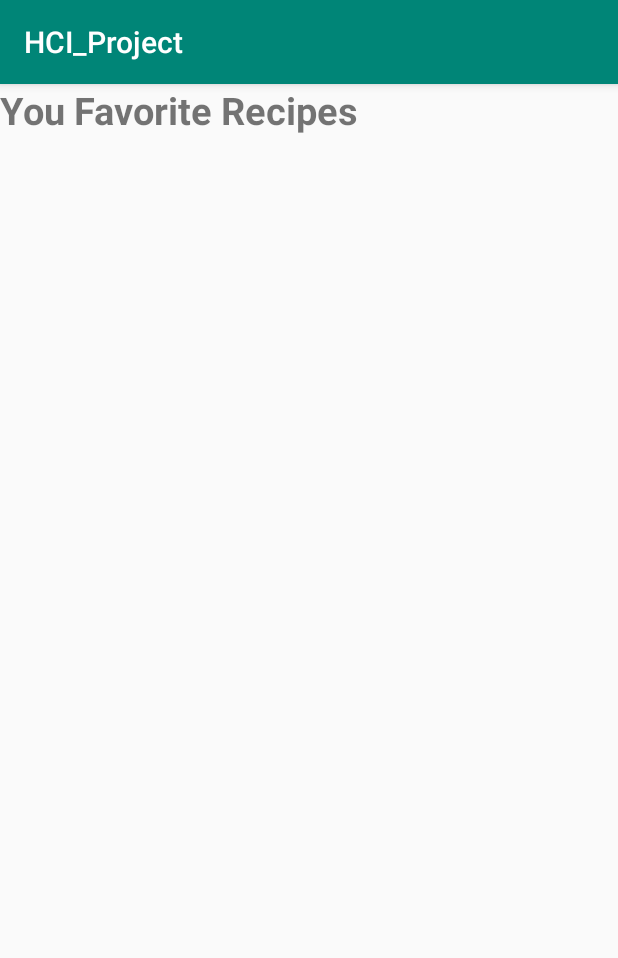
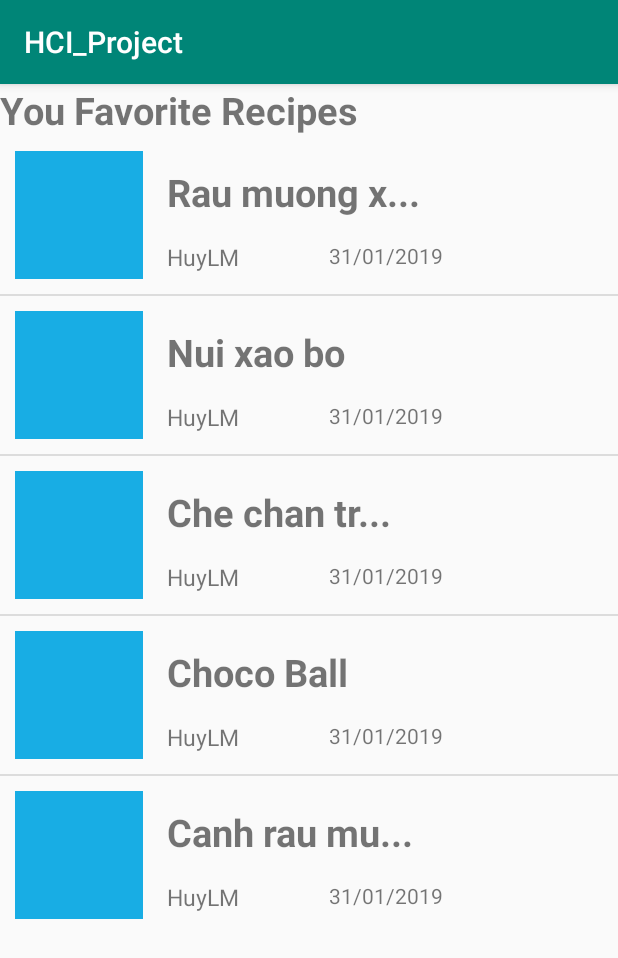
Before and after one commit to Zeristine/HCI_Project, an Android app: the FavoriteActivity screen opened directly, with no data from a screen before it, on a phone screen of 412 x 824 dp. Shown: the top 958 px of the screen. Run offline under Robolectric (Android 15) with nearby library versions, the phone set to English and light mode, and no system bars.

Commit message:
Add recipe data, Favorite Screen

```diff
--- a/HCI_Project/app/src/main/java/day01/huy/hci_project/FavoriteActivity.java
+++ b/HCI_Project/app/src/main/java/day01/huy/hci_project/FavoriteActivity.java
@@ -4,15 +4,34 @@ import android.os.Bundle;
 import android.support.v7.app.AppCompatActivity;
 import android.widget.ListView;
 
+import java.util.ArrayList;
+import java.util.Calendar;
+import java.util.Date;
+import java.util.List;
+
+import day01.huy.hci_project.custom.RecipeAdapter;
+import day01.huy.hci_project.dto.Recipe;
+
 public class FavoriteActivity extends AppCompatActivity {
 
     private ListView lstFavorite;
+    private List<Recipe> recipes;
 
     @Override
     protected void onCreate(Bundle savedInstanceState) {
         super.onCreate(savedInstanceState);
         setContentView(R.layout.activity_favorite);
         lstFavorite = findViewById(R.id.lstFavorite);
+        recipes = new ArrayList<>();
+        Calendar calendar = Calendar.getInstance();
+        Date date = calendar.getTime();
+        recipes.add(new Recipe(1, "Rau muong xao toi", "HuyLM", "adada", date,"", null ));
+        recipes.add(new Recipe(2, "Nui xao bo", "HuyLM", "adada", date,"", null ));
+        recipes.add(new Recipe(3, "Che chan trau", "HuyLM", "adada", date,"", null ));
+        recipes.add(new Recipe(4, "Choco Ball", "HuyLM", "adada", date,"", null ));
+        recipes.add(new Recipe(5, "Canh rau muong", "HuyLM", "adada", date,"", null ));
 
+        RecipeAdapter adapter = new RecipeAdapter(this, R.layout.layout_list_view_recipe, recipes);
+        lstFavorite.setAdapter(adapter);
     }
 }
--- a/HCI_Project/app/src/main/java/day01/huy/hci_project/custom/RecipeAdapter.java
+++ b/HCI_Project/app/src/main/java/day01/huy/hci_project/custom/RecipeAdapter.java
@@ -10,6 +10,8 @@ import android.widget.ArrayAdapter;
 import android.widget.ImageView;
 import android.widget.TextView;
 
+import java.text.DateFormat;
+import java.text.SimpleDateFormat;
 import java.util.ArrayList;
 import java.util.List;
 
@@ -21,8 +23,10 @@ public class RecipeAdapter extends ArrayAdapter<Recipe> {
     private Context context;
     private int recource;
     private List<Recipe> recipes;
+    private final DateFormat format = new SimpleDateFormat("dd/MM/yyyy");
+    private String shortenedTitle;
 
-    public RecipeAdapter(@NonNull Context context, int resource, @NonNull ArrayList<Recipe> recipes) {
+    public RecipeAdapter(@NonNull Context context, int resource, @NonNull List<Recipe> recipes) {
         super(context, resource, recipes);
         this.context = context;
         this.recource = resource;
@@ -47,9 +51,10 @@ public class RecipeAdapter extends ArrayAdapter<Recipe> {
 
         Recipe recipe = recipes.get(position);
 //        viewHolder.imgRecipe.setImageDrawable();
-        viewHolder.txtTitle.setText(recipe.getTitle());
+        shortenedTitle = recipe.getTitle().length() > 12 ? recipe.getTitle().substring(0,11)+"...": recipe.getTitle();
+        viewHolder.txtTitle.setText(shortenedTitle);
         viewHolder.txtAuthor.setText(recipe.getAuthor());
-        viewHolder.txtCreateDate.setText(recipe.getCreatedDate().toString());
+        viewHolder.txtCreateDate.setText(format.format(recipe.getCreatedDate()));
         return convertView;
     }
 
--- a/HCI_Project/app/src/main/res/layout/activity_favorite.xml
+++ b/HCI_Project/app/src/main/res/layout/activity_favorite.xml
@@ -16,7 +16,7 @@
     <ListView
         android:id="@+id/lstFavorite"
         android:layout_width="match_parent"
-        android:layout_height="250dp">
+        android:layout_height="wrap_content">
 
     </ListView>
 
--- a/HCI_Project/app/src/main/res/layout/layout_list_view_recipe.xml
+++ b/HCI_Project/app/src/main/res/layout/layout_list_view_recipe.xml
@@ -52,7 +52,7 @@
                     android:id="@+id/txtCreateDate"
                     android:layout_width="wrap_content"
                     android:layout_height="match_parent"
-                    android:layout_marginLeft="75dp"
+                    android:layout_marginLeft="60dp"
                     android:text="12/05/2018" />
             </LinearLayout>
 
```
Also changed, not shown: HCI_Project/app/src/main/java/day01/huy/hci_project/MainActivity.java (+10 -0 lines), HCI_Project/app/src/main/res/layout/activity_main.xml (+22 -9 lines).
